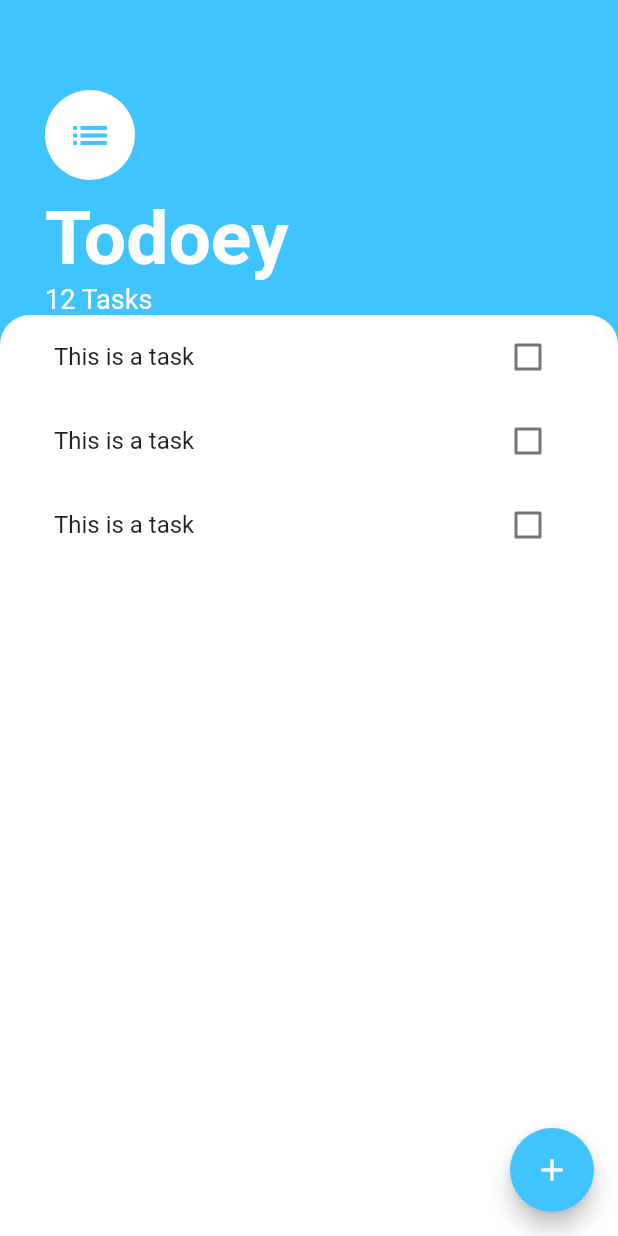
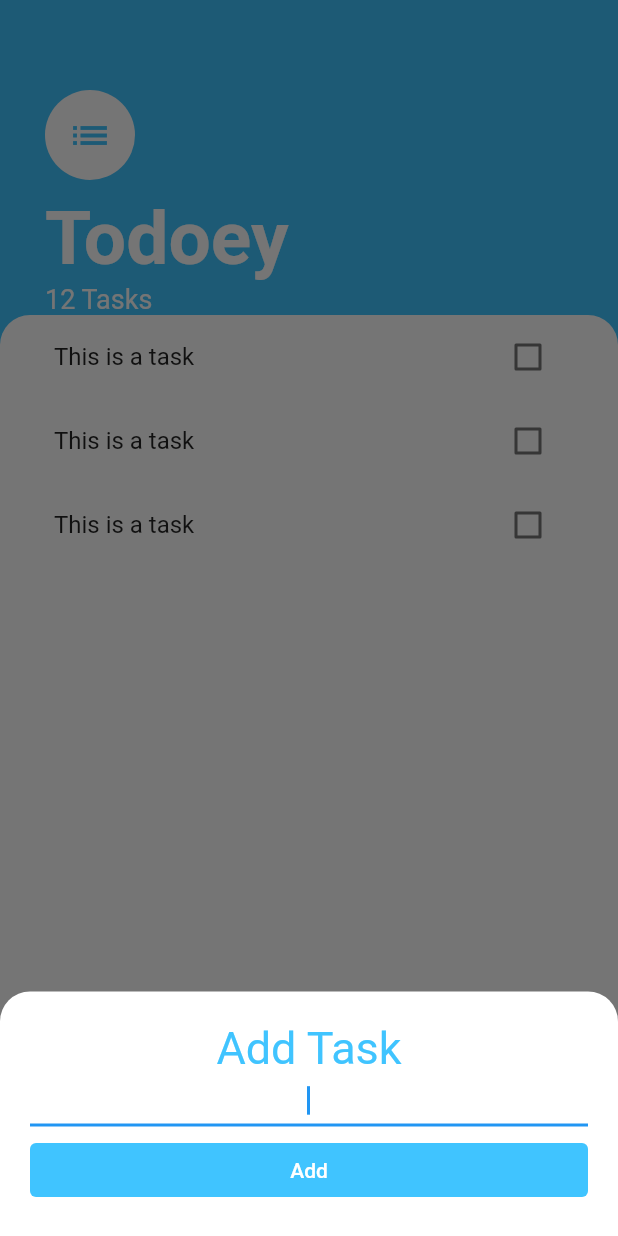
Before and after one commit to kurbatxx/todo_flutter_provider, a Flutter app: the screen it shows after launch, after a tap on the "add" icon, on a phone screen of 412 x 824 dp. Run offline on Flutter 3.47's test engine with Material 2 defaults, Android fonts, the phone set to English and light mode, and no system bars.

Commit message:
add add_task_screen with MediaQuery

```diff
--- /dev/null
+++ b/lib/screens/add_tasks_screen.dart
@@ -0,0 +1,44 @@
+import 'package:flutter/material.dart';
+
+class AddTasksScreen extends StatelessWidget {
+  const AddTasksScreen({Key? key}) : super(key: key);
+
+  @override
+  Widget build(BuildContext context) {
+    return Container(
+      padding: const EdgeInsetsDirectional.all(20.0),
+      decoration: const BoxDecoration(
+        color: Colors.white,
+        borderRadius: BorderRadius.only(
+          topLeft: Radius.circular(20.0),
+          topRight: Radius.circular(20.0),
+        ),
+      ),
+      child: Column(crossAxisAlignment: CrossAxisAlignment.stretch, children: [
+        const Text(
+          'Add Task',
+          textAlign: TextAlign.center,
+          style: TextStyle(fontSize: 30.0, color: Colors.lightBlueAccent),
+        ),
+        const TextField(
+          textAlign: TextAlign.center,
+          autofocus: true,
+          decoration: InputDecoration(isDense: true),
+        ),
+        const SizedBox(
+          height: 5.0,
+        ),
+        TextButton(
+          child: const Text(
+            'Add',
+            style: TextStyle(color: Colors.white),
+          ),
+          style: TextButton.styleFrom(backgroundColor: Colors.lightBlueAccent),
+          onPressed: () {
+            //
+          },
+        )
+      ]),
+    );
+  }
+}
--- a/lib/screens/tasks_screen.dart
+++ b/lib/screens/tasks_screen.dart
@@ -1,5 +1,7 @@
 import 'package:flutter/material.dart';
+import 'package:todo_flutter_provider/screens/add_tasks_screen.dart';
 import '../widgets/tasks_list.dart';
+import './add_tasks_screen.dart';
 
 class TasksScreen extends StatelessWidget {
   const TasksScreen({Key? key}) : super(key: key);
@@ -9,7 +11,20 @@
     return Scaffold(
       backgroundColor: Colors.lightBlueAccent,
       floatingActionButton: FloatingActionButton(
-        onPressed: () => {},
+        onPressed: () {
+          showModalBottomSheet(
+            backgroundColor: Colors.transparent,
+            isScrollControlled: true,
+            context: context,
+            builder: (context) => SingleChildScrollView(
+              child: Container(
+                padding: EdgeInsets.only(
+                    bottom: MediaQuery.of(context).viewInsets.bottom),
+                child: const AddTasksScreen(),
+              ),
+            ),
+          );
+        },
         backgroundColor: Colors.lightBlueAccent,
         child: const Icon(Icons.add),
       ),
```
